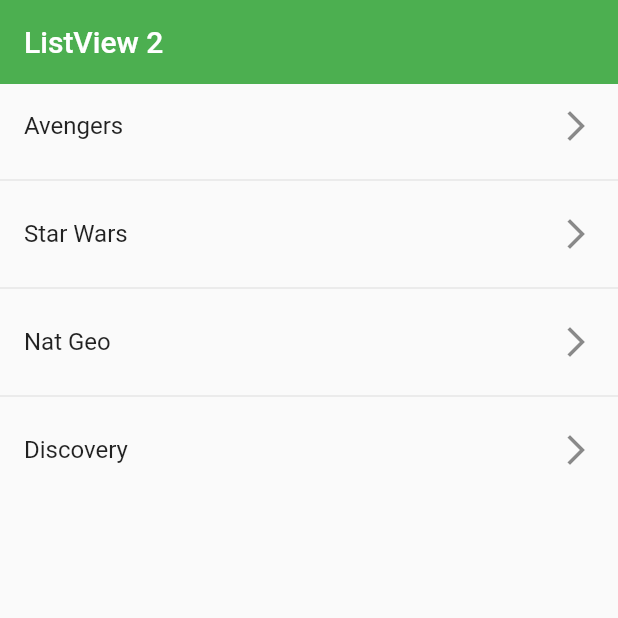
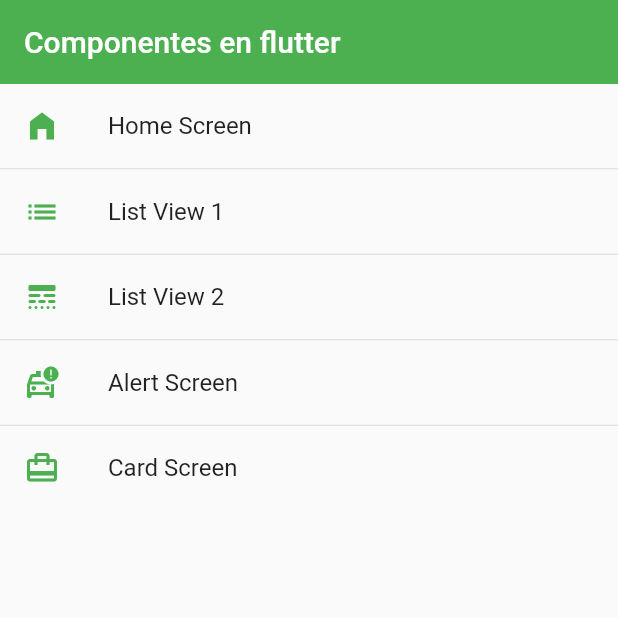
Before and after one commit to Alex-2699/flutter_components, a Flutter app: the screen it shows after launch, on a phone screen of 412 x 824 dp, the top half of it. Run offline on Flutter 3.47's test engine with Material 2 defaults, Android fonts, the phone set to English and light mode, and no system bars.

```diff
--- a/lib/main.dart
+++ b/lib/main.dart
@@ -1,6 +1,7 @@
 import 'package:flutter/material.dart';
 
-import 'package:fl_components/screens/listview2_screen.dart';
+import 'package:fl_components/theme/app_theme.dart';
+import 'package:fl_components/routes/app_routes.dart';
 
 void main() => runApp(const MyApp());
 
@@ -12,6 +13,10 @@ class MyApp extends StatelessWidget {
     return MaterialApp(
         debugShowCheckedModeBanner: false,
         title: 'Material App',
-        home: ListView2Screen());
+        initialRoute: AppRoute.initialRoute,
+        routes: AppRoute.getAppRoutes(),
+        onGenerateRoute: AppRoute.onGenerateRoute,
+        theme: AppTheme.lightTheme,
+    );
   }
 }
--- /dev/null
+++ b/lib/models/menu_option.dart
@@ -0,0 +1,14 @@
+import 'package:flutter/cupertino.dart' show IconData, Widget;
+
+class MenuOption {
+  final String route, name;
+  final IconData icon;
+  final Widget screen;
+
+  MenuOption({
+    required this.route,
+    required this.name,
+    required this.icon,
+    required this.screen
+  });
+}
--- /dev/null
+++ b/lib/models/models.dart
@@ -0,0 +1 @@
+export 'package:fl_components/models/menu_option.dart';
--- /dev/null
+++ b/lib/routes/app_routes.dart
@@ -0,0 +1,38 @@
+import 'package:flutter/material.dart';
+
+import 'package:fl_components/models/models.dart';
+import 'package:fl_components/screens/screens.dart';
+
+class AppRoute {
+  static const initialRoute = 'home';
+
+  static final menuOptions = <MenuOption> [
+    MenuOption(route: 'home', name: 'Home Screen', screen: const HomeScreen(), icon: Icons.home_filled),
+    MenuOption(route: 'listview1', name: 'List View 1', screen: ListView1Screen(), icon: Icons.list),
+    MenuOption(route: 'listview2', name: 'List View 2', screen: ListView2Screen(), icon: Icons.line_style_rounded),
+    MenuOption(route: 'alert', name: 'Alert Screen', screen: const AlertScreen(), icon: Icons.taxi_alert_outlined),
+    MenuOption(route: 'card', name: 'Card Screen', screen: const CardScreen(), icon: Icons.card_travel_outlined),
+  ];
+
+  static Map<String, Widget Function(BuildContext)> getAppRoutes() {
+    Map<String, Widget Function(BuildContext)> appRoutes = {};
+
+    for (final option in menuOptions) {
+      appRoutes.addAll({option.route: (BuildContext context) => option.screen});
+    }
+
+    return appRoutes;
+  }
+
+  // static Map<String, Widget Function(BuildContext)> routes = {
+  //   'home': (BuildContext context) => HomeScreen(),
+  //   'listview1': (BuildContext context) => ListView1Screen(),
+  //   'listview2': (BuildContext context) => ListView2Screen(),
+  //   'alert': (BuildContext context) => const AlertScreen(),
+  //   'card': (BuildContext context) => const CardScreen()
+  // };
+
+  static Route<dynamic> onGenerateRoute(RouteSettings settings) {
+    return MaterialPageRoute(builder: (context) => const AlertScreen());
+  }
+}
--- /dev/null
+++ b/lib/screens/home_screen.dart
@@ -0,0 +1,33 @@
+import 'package:flutter/material.dart';
+
+import 'package:fl_components/routes/app_routes.dart';
+import 'package:fl_components/theme/app_theme.dart';
+
+class HomeScreen extends StatelessWidget {
+  const HomeScreen({Key? key}) : super(key: key);
+
+  @override
+  Widget build(BuildContext context) {
+    final options = AppRoute.menuOptions;
+
+    return Scaffold(
+        appBar: AppBar(
+          title: const Text('Componentes en flutter'),
+          elevation: 0,
+        ),
+        body: ListView.separated(
+          itemCount: options.length,
+          itemBuilder: (context, i) => ListTile(
+            leading: Icon(
+              options[i].icon,
+              color: AppTheme.primary,
+            ),
+            title: Text(options[i].name),
+            onTap: () {
+              Navigator.pushNamed(context, options[i].route);
+            },
+          ),
+          separatorBuilder: (_, __) => const Divider(height: 1),
+        ));
+  }
+}
--- /dev/null
+++ b/lib/screens/screens.dart
@@ -0,0 +1,5 @@
+export 'package:fl_components/screens/alert_screen.dart';
+export 'package:fl_components/screens/card_screen.dart';
+export 'package:fl_components/screens/listview1_screen.dart';
+export 'package:fl_components/screens/listview2_screen.dart';
+export 'package:fl_components/screens/home_screen.dart';
--- /dev/null
+++ b/lib/theme/app_theme.dart
@@ -0,0 +1,37 @@
+import 'package:flutter/material.dart';
+
+class AppTheme {
+  //primary color
+  static const Color primary = Colors.green;
+
+  static final ThemeData lightTheme = ThemeData.light().copyWith(
+    primaryColor: primary,
+
+    //AppBar Theme
+    appBarTheme: const AppBarTheme(
+      color: primary,
+      elevation: 0,
+    ),
+
+    //TextButton Theme
+    textButtonTheme: TextButtonThemeData(
+      style: TextButton.styleFrom(
+        foregroundColor: primary,
+      ),
+    ),
+
+    //FloatingActionButton Theme
+    floatingActionButtonTheme: const FloatingActionButtonThemeData(
+      backgroundColor: primary
+    ),
+
+    //ElevatedButton
+    elevatedButtonTheme: ElevatedButtonThemeData(
+      style: ElevatedButton.styleFrom(
+        backgroundColor: primary,
+        shape: const StadiumBorder(),
+        elevation: 0
+      )
+    ),
+  );
+}
--- /dev/null
+++ b/lib/widgets/widgets.dart
@@ -0,0 +1,2 @@
+export 'package:fl_components/widgets/custom_card1.dart';
+export 'package:fl_components/widgets/custom_card2.dart';
--- a/pubspec.yaml
+++ b/pubspec.yaml
@@ -60,8 +60,8 @@ flutter:
   uses-material-design: true
 
   # To add assets to your application, add an assets section, like this:
-  # assets:
-  #   - images/a_dot_burr.jpeg
+  assets:
+    - assets/gifs/
   #   - images/a_dot_ham.jpeg
 
   # An image asset can refer to one or more resolution-specific "variants", see
```
Also changed, not shown: lib/screens/alert_screen.dart (added, +97 -0 lines), lib/screens/card_screen.dart (added, +28 -0 lines), lib/widgets/custom_card1.dart (added, +43 -0 lines), lib/widgets/custom_card2.dart (added, +41 -0 lines), assets/gifs/jar-loading.gif (added).
